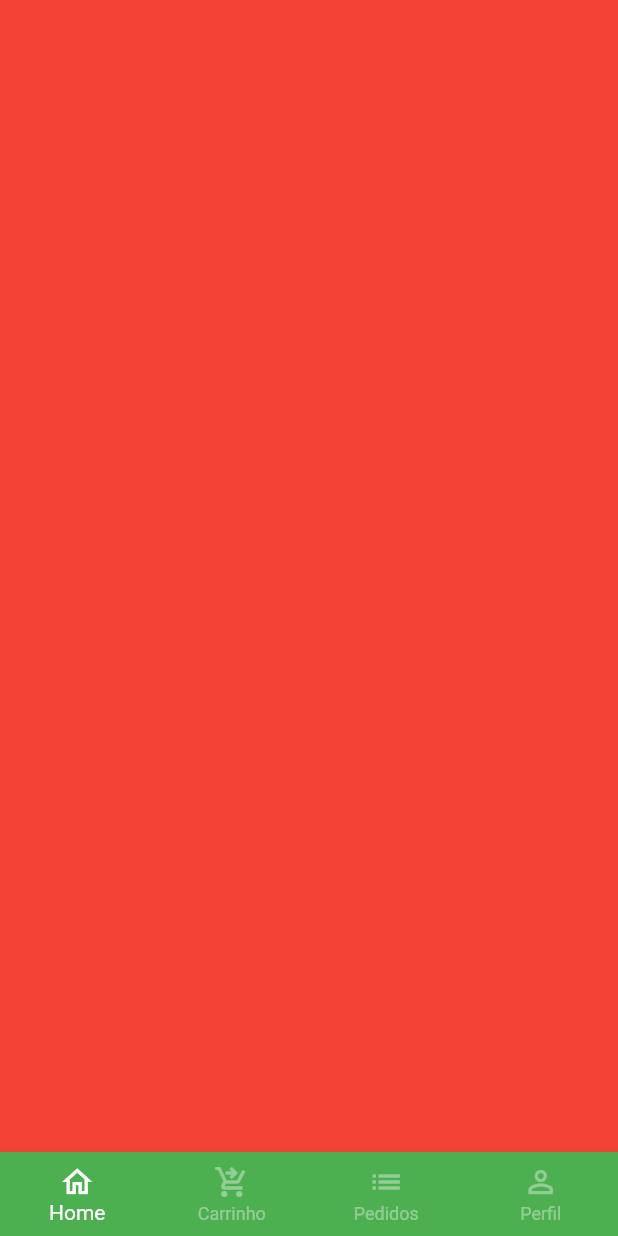
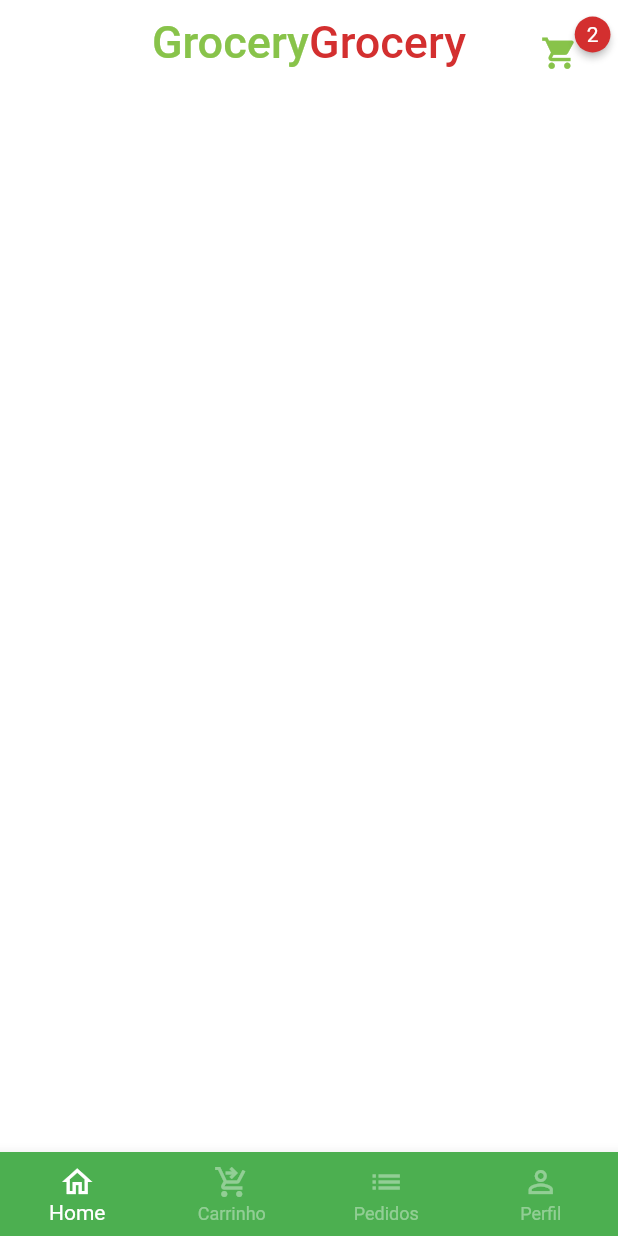
Before and after one commit to MaxsonCoelho/grocery_store, a Flutter app: the screen it shows after launch, after a tap on "Entrar", on a phone screen of 412 x 824 dp. Run offline on Flutter 3.47's test engine with Material 2 defaults, Android fonts, the phone set to English and light mode, and no system bars; drawn by our look-alikes of badges; our stand-ins replace animated_text_kit, mask_text_input_formatter.

Commit message:
complete layout AppBar Home

```diff
--- a/lib/main.dart
+++ b/lib/main.dart
@@ -12,9 +12,11 @@ class MyApp extends StatelessWidget {
   @override
   Widget build(BuildContext context) {
     return MaterialApp(
+      debugShowCheckedModeBanner: false,
       title: 'Flutter Demo',
       theme: ThemeData(
-        primarySwatch: Colors.green
+        primarySwatch: Colors.green,
+        scaffoldBackgroundColor: Colors.white.withAlpha(190),
       ),
       home: const SignInScreen(),
     );
--- a/lib/src/base/base_screen.dart
+++ b/lib/src/base/base_screen.dart
@@ -1,4 +1,5 @@
 import 'package:flutter/material.dart';
+import 'package:grocery_store/src/pages/home_tab.dart';
 
 class BaseScreen extends StatefulWidget {
   const BaseScreen({super.key});
@@ -18,7 +19,7 @@ class _BaseScreenState extends State<BaseScreen> {
         physics: const NeverScrollableScrollPhysics(),
         controller: pageController,
         children: [
-          Container(color: Colors.red,),
+          const HomeTab(),
           Container(color: const Color.fromARGB(255, 70, 54, 244),),
           Container(color: const Color.fromARGB(255, 54, 244, 54),),
           Container(color: const Color.fromARGB(255, 244, 219, 54),),
--- /dev/null
+++ b/lib/src/pages/home_tab.dart
@@ -0,0 +1,59 @@
+import 'package:flutter/material.dart';
+import 'package:grocery_store/src/config/custom_colors.dart';
+import 'package:badges/badges.dart' as packageBadge;
+
+class HomeTab extends StatelessWidget {
+  const HomeTab({super.key});
+
+  @override
+  Widget build(BuildContext context) {
+    return Scaffold(
+      appBar: AppBar(
+        backgroundColor: Colors.transparent,
+        elevation: 0,
+        centerTitle: true,
+        title: Text.rich(TextSpan(
+            style: const TextStyle(
+              fontSize: 30,
+            ),
+            children: [
+              TextSpan(
+                  text: 'Grocery',
+                  style: TextStyle(color: CustomColors.customSwatchColor)),
+              TextSpan(
+                  text: 'Grocery',
+                  style: TextStyle(color: CustomColors.customContrastColor)),
+            ])),
+        actions: [
+          Padding(
+            padding: const EdgeInsets.only(
+              top: 15,
+              right: 15
+            ),
+            child: GestureDetector(
+              onTap: () {},
+              child: packageBadge.Badge(
+              badgeStyle: packageBadge.BadgeStyle(
+                padding: const EdgeInsets.all(8),
+                badgeColor: CustomColors.customContrastColor,
+              ),
+                badgeContent: const Text('2',
+                  style: TextStyle(
+                    fontSize: 14,
+                    color: Colors.white
+                  ),
+                ),
+                child: IconButton(
+                  onPressed: () {},
+                  icon: const Icon(Icons.shopping_cart),
+                  color: CustomColors.customSwatchColor,
+                  iconSize: 25,
+                ),
+              ),
+            ),
+          )
+        ],
+      ),
+    );
+  }
+}
--- a/pubspec.yaml
+++ b/pubspec.yaml
@@ -37,6 +37,7 @@ dependencies:
   cupertino_icons: ^1.0.2
   animated_text_kit: ^4.2.2
   mask_text_input_formatter: ^2.5.0
+  badges: ^3.1.1
 
 dev_dependencies:
   flutter_test:
```
Also changed, not shown: pubspec.lock.
